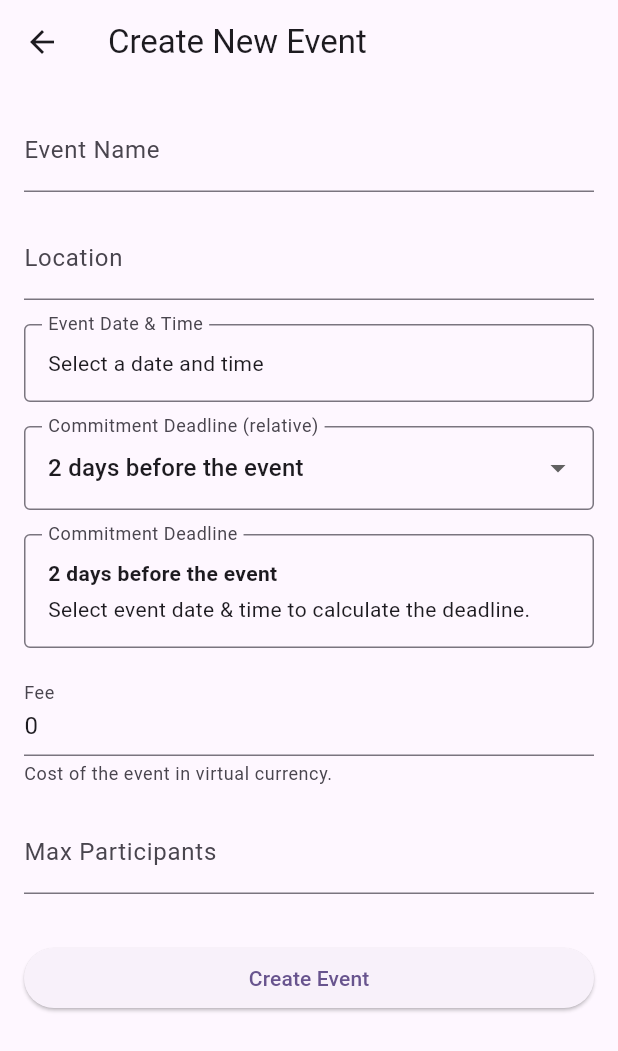
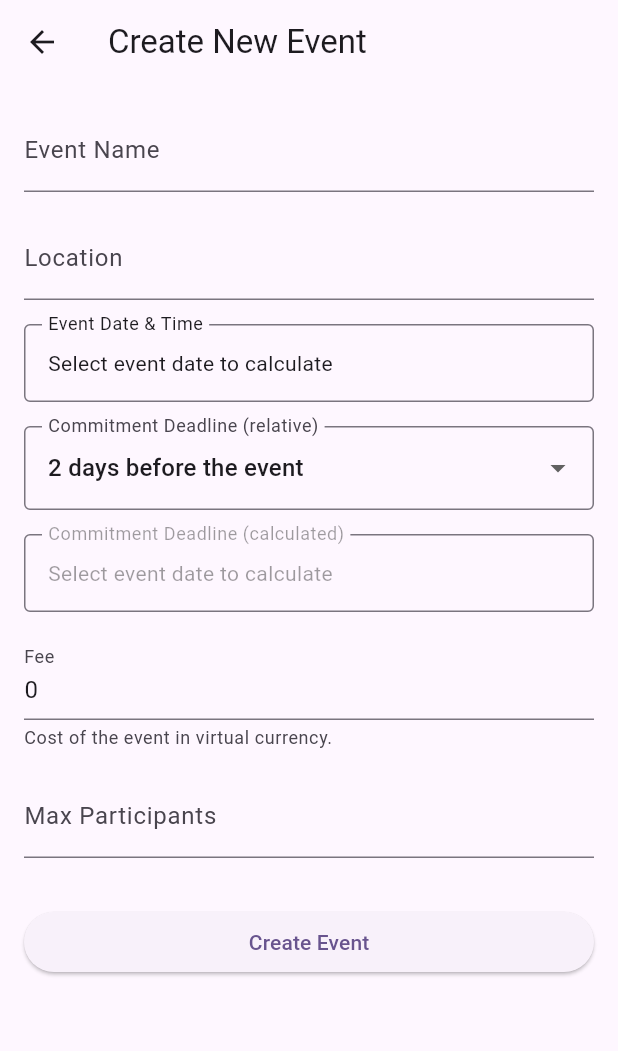
Before and after one commit to amitrke/getspot, a Flutter app: the CreateEventScreen screen opened directly with empty values, on a phone screen of 412 x 824 dp. Shown: the top 1051 px of the screen. Run offline on Flutter 3.47's test engine with Material 3 defaults, Android fonts, the phone set to English and light mode, and no system bars; our stand-ins replace cloud_firestore, cloud_functions, firebase_auth, firebase_core, firebase_messaging, flutter_local_notifications and 3 more; accounts and stored records are empty; network calls fail.

Commit message:
fix: Update commitment deadline display to use a disabled picker for consistency

```diff
--- a/lib/screens/create_event_screen.dart
+++ b/lib/screens/create_event_screen.dart
@@ -326,7 +326,14 @@ class _CreateEventScreenState extends State<CreateEventScreen> {
                     onTap: () => _pickDateTime(isEvent: false),
                   )
                 else
-                  _buildDeadlineSummary(),
+                  // Show the calculated deadline in a disabled picker for consistency
+                  _buildDateTimePicker(
+                    label: 'Commitment Deadline (calculated)',
+                    date: _deadlineDate,
+                    time: _deadlineTime,
+                    onTap: () {}, // No action when tapped
+                    enabled: false,
+                  ),
                 const SizedBox(height: 16),
                 TextFormField(
                   controller: _feeController,
@@ -372,52 +379,40 @@ class _CreateEventScreenState extends State<CreateEventScreen> {
     );
   }
 
-  Widget _buildDeadlineSummary() {
-    final theme = Theme.of(context);
-    final deadlineSet = _deadlineDate != null && _deadlineTime != null;
-    final formatted = deadlineSet
-        ? '${DateFormat.yMMMd().format(_deadlineDate!)} at ${_deadlineTime!.format(context)}'
-        : 'Select event date & time to calculate the deadline.';
-
-    return InputDecorator(
-      decoration: const InputDecoration(
-        labelText: 'Commitment Deadline',
-        border: OutlineInputBorder(),
-      ),
-      child: Column(
-        crossAxisAlignment: CrossAxisAlignment.start,
-        children: [
-          Text(
-            _labelForOption(_deadlineOption),
-            style: theme.textTheme.bodyMedium?.copyWith(
-              fontWeight: FontWeight.w600,
-            ),
-          ),
-          const SizedBox(height: 4),
-          Text(formatted),
-        ],
-      ),
-    );
-  }
-
   Widget _buildDateTimePicker({
     required String label,
     DateTime? date,
     TimeOfDay? time,
     required VoidCallback onTap,
+    bool enabled = true, // Add enabled parameter
   }) {
     final formattedDate = date != null ? DateFormat.yMMMd().format(date) : '';
     final formattedTime = time != null ? time.format(context) : '';
-    final value = date != null ? '$formattedDate at $formattedTime' : '';
+    final value = date != null
+        ? '$formattedDate at $formattedTime'
+        : 'Select event date to calculate';
 
     return InkWell(
-      onTap: onTap,
+      onTap: enabled ? onTap : null, // Disable tap if not enabled
       child: InputDecorator(
         decoration: InputDecoration(
           labelText: label,
           border: const OutlineInputBorder(),
+          // Dim the text color if disabled
+          labelStyle: TextStyle(
+            color: enabled
+                ? Theme.of(context).textTheme.bodyLarge?.color
+                : Theme.of(context).disabledColor,
+          ),
         ),
-        child: Text(value.isEmpty ? 'Select a date and time' : value),
+        child: Text(
+          value.isEmpty ? 'Select a date and time' : value,
+          style: TextStyle(
+            color: enabled
+                ? Theme.of(context).textTheme.bodyLarge?.color
+                : Theme.of(context).disabledColor,
+          ),
+        ),
       ),
     );
   }
```
